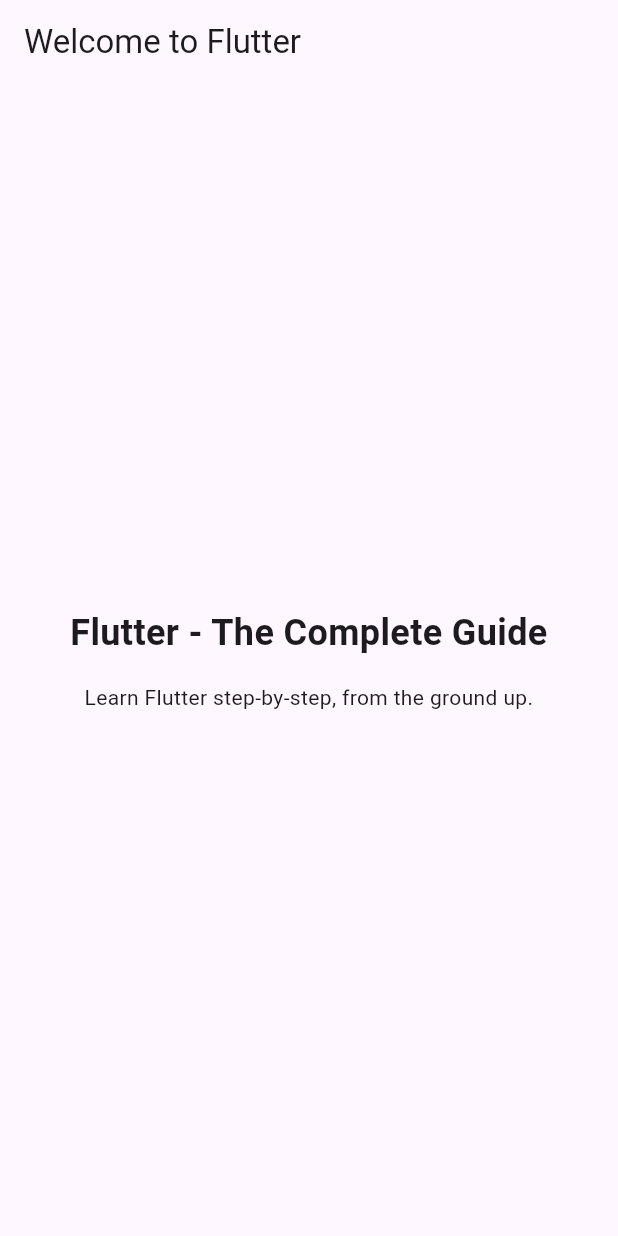
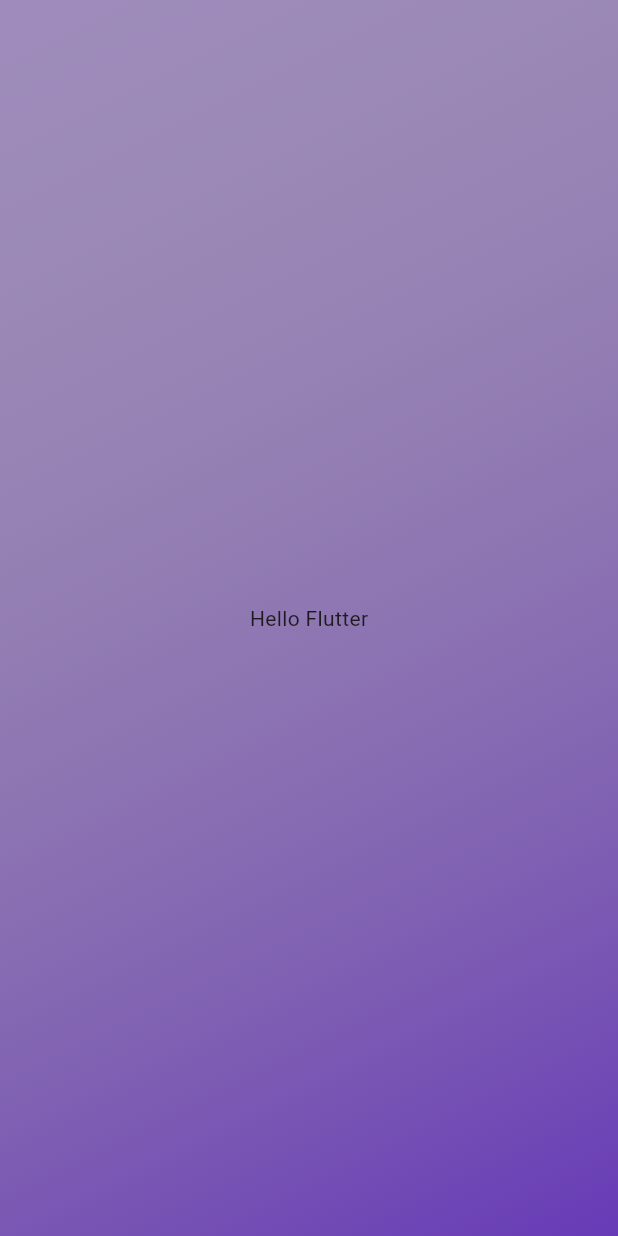
Before and after one commit to mxomasuku/flutter_playground, a Flutter app: the screen it shows after launch, on a phone screen of 412 x 824 dp. Run offline on Flutter 3.47's test engine with Material 3 defaults, Android fonts, the phone set to English and light mode, and no system bars.

Commit message:
Add Gradients to App

```diff
--- a/lib/main.dart
+++ b/lib/main.dart
@@ -1,54 +1,19 @@
 import 'package:flutter/material.dart';
 
 void main() {
-  runApp(const MyApp());
+  runApp(MaterialApp(
+    home: Scaffold(
+      backgroundColor: Color.fromARGB(255, 159, 138, 194),
+      body: Container(
+        decoration: const BoxDecoration(
+            gradient: LinearGradient(colors: [
+           Color.fromARGB(31, 155, 149, 149),
+          Colors.deepPurple
+        ],
+        begin: Alignment.topLeft,
+        end: Alignment.bottomRight )),
+        child: Center(child: Text("Hello Flutter")),
+      ),
+    ),
+  ));
 }
-
-// With Flutter, you create user interfaces by combining "widgets"
-// You'll learn all about them (and much more) throughout this course!
-class MyApp extends StatelessWidget {
-  const MyApp({super.key});
-
-  // Every custom widget must have a build() method
-  // It tells Flutter, which widgets make up your custom widget
-  // Again: You'll learn all about that throughout the course!
-  @override
-  Widget build(BuildContext context) {
-    // Below, a bunch of built-in widgets are used (provided by Flutter)
-    // They will be explained in the next sections
-    // In this course, you will, of course, not just use them a lot but
-    // also learn about many other widgets!
-    return MaterialApp(
-      title: 'Flutter First App',
-      theme: ThemeData(useMaterial3: true),
-      home: Scaffold(
-        appBar: AppBar(
-          title: const Text('Welcome to Flutter'),
-        ),
-        body: Container(
-          width: double.infinity,
-          padding: const EdgeInsets.all(12),
-          child: Column(
-            mainAxisAlignment: MainAxisAlignment.center,
-            crossAxisAlignment: CrossAxisAlignment.center,
-            children: const [
-              Text(
-                'Flutter - The Complete Guide',
-                textAlign: TextAlign.center,
-                style: TextStyle(
-                  fontSize: 24,
-                  fontWeight: FontWeight.bold,
-                ),
-              ),
-              SizedBox(height: 16),
-              Text(
-                'Learn Flutter step-by-step, from the ground up.',
-                textAlign: TextAlign.center,
-              ),
-            ],
-          ),
-        ),
-      ),
-    );
-  }
-}
```
